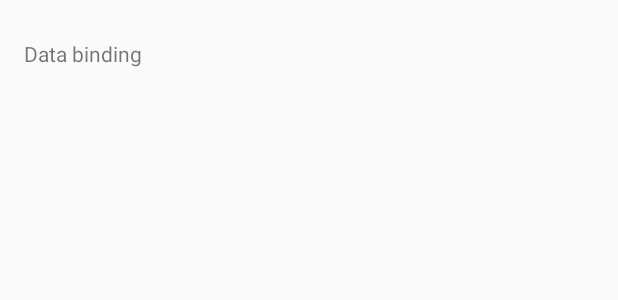
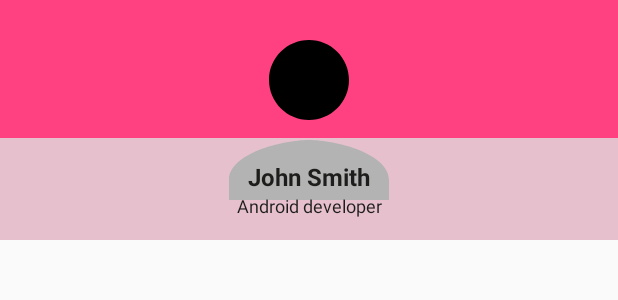
Before and after one commit to droidconpl/droidcon-mobile-app, an Android app: the layout speaker_item.xml on its own in the app's theme, with its tools: preview values and no code run, on a phone screen of 412 x 824 dp. Shown: the top 300 px of the screen. Run offline under Robolectric (Android 15) with nearby library versions, the phone set to English and light mode, and no system bars.

Commit message:
Speaker photos (#6)
* Adding photos of speakers to the list

* Item spacing

* Update proguard to support Picasso

* Move building photo URL to mapper

* Lets name colors

* Skip test till we decide how Firebase Speaker will look like

* Update firebase attribute storin the photo url

* Skip some part of the test for now.

* Adding speaker title

* Adjusting text size and color

* Adding spacing decorator

* Do magic to have square items on grid layout

* Make placeholder bigger so it fits better the grid

* Update colors

* Quick hack to have bigger square images from web

```diff
--- a/app/build.gradle
+++ b/app/build.gradle
@@ -29,6 +29,7 @@ ext {
     support = '26.1.0'
     dagger = '2.11'
     retrofit = '2.3.0'
+    picasso = '2.5.2'
     rxjava = '2.1.3'
     leakcanary = '1.5.1'
     firebase = '11.4.2'
@@ -57,6 +58,8 @@ dependencies {
 
     compile 'com.squareup.okhttp3:okhttp:3.6.0'
     compile 'com.google.code.gson:gson:2.8.1'
+
+    compile "com.squareup.picasso:picasso:$picasso"
 
     compile "com.google.firebase:firebase-core:$firebase"
     compile "com.google.firebase:firebase-database:$firebase"
--- a/app/src/main/java/pl/droidcon/app/data/network/RemoteModels.kt
+++ b/app/src/main/java/pl/droidcon/app/data/network/RemoteModels.kt
@@ -29,6 +29,7 @@ data class SessionRemote(
 data class FirebaseSpeaker(
         val name: String = "",
         val surname: String = "",
-        val photoUrl: String = ""
+        val photourl: String = "",
+        val title: String = ""
 
 )
--- a/app/src/main/java/pl/droidcon/app/speakers/view/SpeakersFragment.kt
+++ b/app/src/main/java/pl/droidcon/app/speakers/view/SpeakersFragment.kt
@@ -12,6 +12,7 @@ import pl.droidcon.app.R
 import pl.droidcon.app.domain.Speaker
 import pl.droidcon.app.speakers.SpeakersPresenter
 import pl.droidcon.app.speakers.SpeakersView
+import pl.droidcon.app.widget.SpacesItemDecoration
 import javax.inject.Inject
 
 class SpeakersFragment : Fragment(), SpeakersView {
@@ -41,6 +42,7 @@ class SpeakersFragment : Fragment(), SpeakersView {
     override fun display(speakers: List<Speaker>) {
         view?.let {
             speakersView.layoutManager = GridLayoutManager(it.context, 2)
+            speakersView.addItemDecoration(SpacesItemDecoration(resources.getDimensionPixelSize(R.dimen.spacing)))
             adapter = SpeakersAdapter(speakers)
             speakersView.adapter = adapter
         }
--- /dev/null
+++ b/app/src/main/res/drawable/ic_person.xml
@@ -0,0 +1,9 @@
+<vector xmlns:android="http://schemas.android.com/apk/res/android"
+        android:width="240dp"
+        android:height="240dp"
+        android:viewportWidth="24.0"
+        android:viewportHeight="24.0">
+    <path
+        android:fillColor="#FF000000"
+        android:pathData="M12,12c2.21,0 4,-1.79 4,-4s-1.79,-4 -4,-4 -4,1.79 -4,4 1.79,4 4,4zM12,14c-2.67,0 -8,1.34 -8,4v2h16v-2c0,-2.66 -5.33,-4 -8,-4z"/>
+</vector>
--- a/app/src/main/res/layout/speaker_item.xml
+++ b/app/src/main/res/layout/speaker_item.xml
@@ -1,34 +1,66 @@
 <?xml version="1.0" encoding="utf-8"?>
-<FrameLayout xmlns:android="http://schemas.android.com/apk/res/android"
+
+<android.support.constraint.ConstraintLayout xmlns:android="http://schemas.android.com/apk/res/android"
+    xmlns:app="http://schemas.android.com/apk/res-auto"
     xmlns:tools="http://schemas.android.com/tools"
     android:layout_width="match_parent"
-    android:layout_height="60dp"
+    android:layout_height="wrap_content"
     android:clickable="true"
-    android:focusable="true">
+    android:focusable="true"
+    tools:background="@color/colorAccent">
 
     <ImageView
         android:id="@+id/speaker_picture"
         android:layout_width="match_parent"
-        android:layout_height="match_parent"
-        android:adjustViewBounds="true"
-        android:scaleType="centerCrop" />
+        android:layout_height="0dp"
+        android:scaleType="fitXY"
+        android:src="@drawable/ic_person"
+        app:layout_constraintBottom_toBottomOf="parent"
+        app:layout_constraintDimensionRatio="H,1:1"
+        app:layout_constraintLeft_toLeftOf="parent"
+        app:layout_constraintRight_toRightOf="parent"
+        app:layout_constraintTop_toTopOf="parent"
+        tools:layout_height="160dp"
+        tools:layout_width="160dp" />
 
-    <FrameLayout
+    <LinearLayout
         android:layout_width="match_parent"
-        android:layout_height="match_parent" />
+        android:layout_height="wrap_content"
+        android:layout_gravity="bottom"
+        android:background="@color/alto_80"
+        android:gravity="center"
+        android:minHeight="68dp"
+        android:orientation="vertical"
+        android:paddingLeft="12dp"
+        android:paddingRight="12dp"
+        app:layout_constraintBottom_toBottomOf="parent">
 
-    <TextView
-        android:id="@+id/speaker_name"
-        android:layout_width="match_parent"
-        android:layout_height="48dp"
-        android:layout_gravity="bottom"
-        android:gravity="center_vertical"
-        android:paddingLeft="16dp"
-        android:paddingRight="16dp"
-        tools:text="Data binding" />
+        <TextView
+            android:id="@+id/speaker_name"
+            android:layout_width="match_parent"
+            android:layout_height="wrap_content"
+            android:gravity="center"
+            android:textColor="@color/heavy_metal"
+            android:textSize="16sp"
+            android:textStyle="bold"
+            tools:text="John Smith" />
+
+        <TextView
+            android:id="@+id/speaker_title"
+            android:layout_width="match_parent"
+            android:layout_height="wrap_content"
+            android:gravity="center"
+            android:textColor="@color/heavy_metal"
+            android:textSize="12sp"
+            tools:text="Android developer" />
+
+    </LinearLayout>
+
 
     <FrameLayout
         android:layout_width="match_parent"
         android:layout_height="match_parent"
         android:background="?attr/selectableItemBackground" />
-</FrameLayout>
+
+
+</android.support.constraint.ConstraintLayout>
--- a/app/src/main/res/values/colors.xml
+++ b/app/src/main/res/values/colors.xml
@@ -1,6 +1,15 @@
 <?xml version="1.0" encoding="utf-8"?>
 <resources>
+
+    <!--  https://material.io/guidelines/style/color.html#color-color-palette  -->
+    <!--  http://chir.ag/projects/name-that-color/ -->
+
     <color name="colorPrimary">#3F51B5</color>
     <color name="colorPrimaryDark">#303F9F</color>
     <color name="colorAccent">#FF4081</color>
+
+    <color name="pistachio">#8ACE01</color>
+    <color name="heavy_metal">#1D1D1B</color>
+    <color name="alto">#E0E0E0</color>
+    <color name="alto_80">#CCE0E0E0</color>
 </resources>
--- /dev/null
+++ b/app/src/main/res/values/dimens.xml
@@ -0,0 +1,5 @@
+<?xml version="1.0" encoding="utf-8"?>
+<resources>
+    <dimen name="spacing">1dp</dimen>
+    <dimen name="photo_size">320dp</dimen>
+</resources>
```
Also changed, not shown: app/src/main/java/pl/droidcon/app/data/mapper/SpeakerMapper.kt (+5 -3 lines), app/src/main/java/pl/droidcon/app/speakers/view/SpeakersAdapter.kt (+10 -1 lines), app/src/main/java/pl/droidcon/app/widget/SpacesItemDecoration.kt (added, +22 -0 lines), 2 other files.
